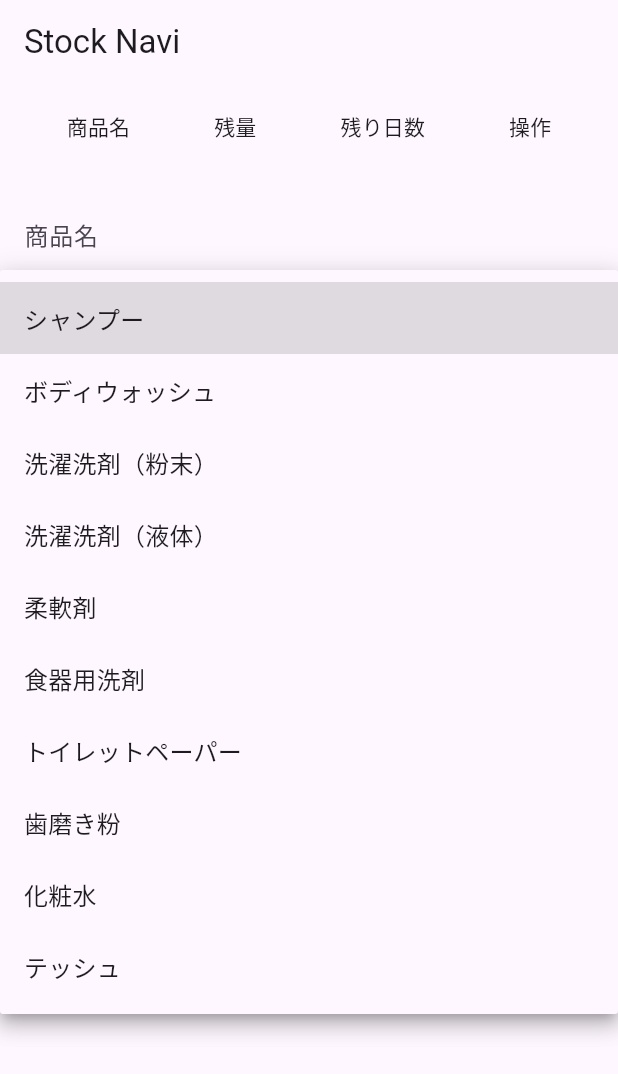
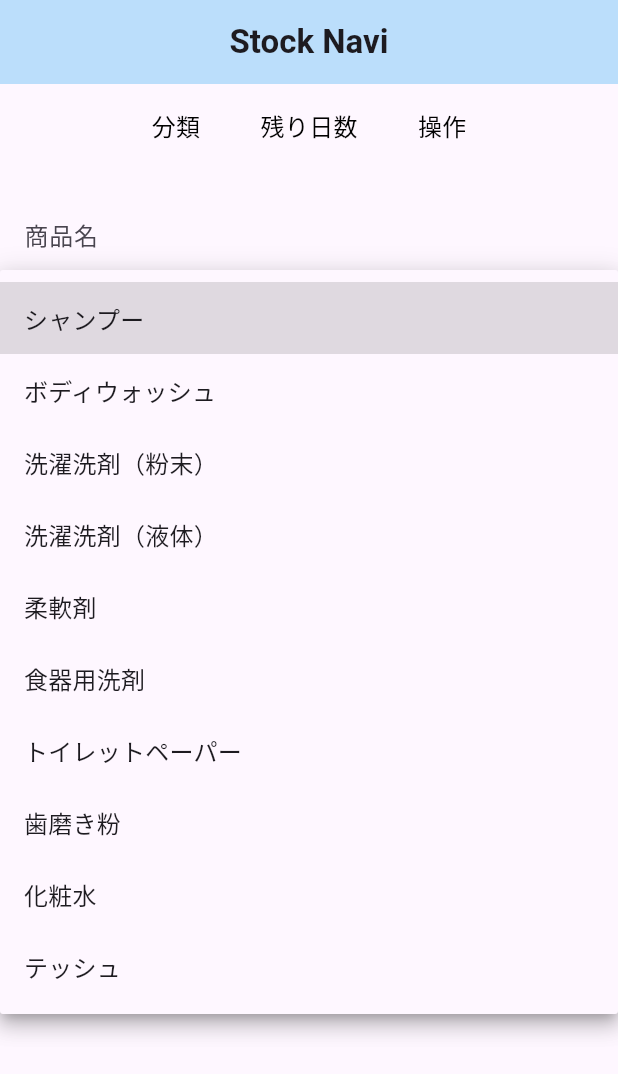
Before and after one commit to Engineer-Guild-Hackathon-2025-March/StockNavi, a Flutter app: the screen it shows after launch, after a tap on "タグ", on a phone screen of 412 x 824 dp. Shown: the top 1074 px of the screen. Run offline on Flutter 3.47's test engine with Material 3 defaults, Android fonts, the phone set to English and light mode, and no system bars; our stand-ins replace flutter_local_notifications, sqflite, timezone; accounts and stored records are empty.

Commit message:
表示項目の調整、表の並び替え

```diff
--- a/lib/views/base_view.dart
+++ b/lib/views/base_view.dart
@@ -57,10 +57,18 @@ class BaseViewState extends State<BaseView> {
     }
 
     return Scaffold(
-      appBar: AppBar(title: const Text('Stock Navi')),
+      appBar: AppBar(
+        title: const Text(
+          'Stock Navi',
+          style: TextStyle(fontWeight: FontWeight.bold),
+        ),
+        centerTitle: true,
+        backgroundColor: Colors.blue.shade100,
+      ),
       body: SingleChildScrollView(
         child: Column(
           children: [_table.build(context, _consumables), _buildAddItemForm()],
+          //children: [_table.build(context, _consumables)],
         ),
       ),
     );
--- a/lib/views/table_view.dart
+++ b/lib/views/table_view.dart
@@ -1,6 +1,5 @@
 import 'package:flutter/material.dart';
 import 'package:stocknavi/models/consumable.dart';
-import 'package:stocknavi/views/edit_dialog.dart';
 import 'package:stocknavi/views/edit_item_page.dart';
 import 'package:stocknavi/controllers/controller.dart';
 
@@ -10,26 +9,55 @@ class ConsumableTable {
   ConsumableTable({required this.controller});
 
   Widget build(BuildContext context, List<Consumable> consumables) {
+    consumables.sort((a, b) => a.daysLeft.compareTo(b.daysLeft));
+
     return SingleChildScrollView(
       scrollDirection: Axis.horizontal,
+      child: DataTableTheme(
+        data: DataTableThemeData(
+          headingTextStyle: TextStyle(color: Colors.black, fontSize: 16),
+          headingRowHeight: 56, // ヘッダー行の高さ
+          dataRowMinHeight: 48, // データ行の最小高さ
+        ),
         child: DataTable(
+          columnSpacing: 40, // カラム間のスペース調整
           columns: [
-          DataColumn(label: Text('商品名')),
-          DataColumn(label: Text('残量')),
-          DataColumn(label: Text('残り日数')),
-          DataColumn(label: Text('操作')),
+            DataColumn(
+              label: Expanded(
+                child: Text(
+                  '分類',
+                  textAlign: TextAlign.center, // **これだけでは機能しない**
+                ),
+              ),
+            ),
+            DataColumn(
+              label: Expanded(child: Text('残り日数', textAlign: TextAlign.center)),
+            ),
+            DataColumn(
+              label: Expanded(child: Text('操作', textAlign: TextAlign.center)),
+            ),
           ],
           rows:
               consumables.map((consumable) {
                 return DataRow(
                   cells: [
-                  DataCell(Text(consumable.name)),
-                  DataCell(Text('${consumable.amount}ml')),
-                  DataCell(Text('${consumable.daysLeft.toStringAsFixed(1)}日')),
+                    DataCell(Center(child: Text(consumable.tags[0]))),
                     DataCell(
-                    Row(
-                      children: [
-                        IconButton(
+                      Center(
+                        child: Text(
+                          '${consumable.daysLeft.toStringAsFixed(1)}日',
+                          style: TextStyle(
+                            color:
+                                consumable.daysLeft <= 7
+                                    ? Colors.red
+                                    : Colors.black,
+                          ),
+                        ),
+                      ),
+                    ),
+                    DataCell(
+                      Center(
+                        child: IconButton(
                           icon: Icon(Icons.edit),
                           onPressed: () {
                             Navigator.push(
@@ -44,35 +72,13 @@ class ConsumableTable {
                             );
                           },
                         ),
-                        IconButton(
-                          icon: Icon(Icons.delete),
-                          onPressed: () {
-                            controller.handleUserInput('delete', {
-                              'name': consumable.name,
-                            });
-                          },
-                        ),
-                        IconButton(
-                          icon: Icon(Icons.shopping_cart),
-                          onPressed: () {
-                            showDialog(
-                              context: context,
-                              builder:
-                                  (context) => EditDialog(
-                                    consumable: consumable,
-                                    controller: controller,
-                                    isPurchase: true,
-                                  ),
-                            );
-                          },
-                        ),
-                      ],
                       ),
                     ),
                   ],
                 );
               }).toList(),
         ),
+      ),
     );
   }
 }
```
Lines whose indentation alone changed are shown as unchanged.
